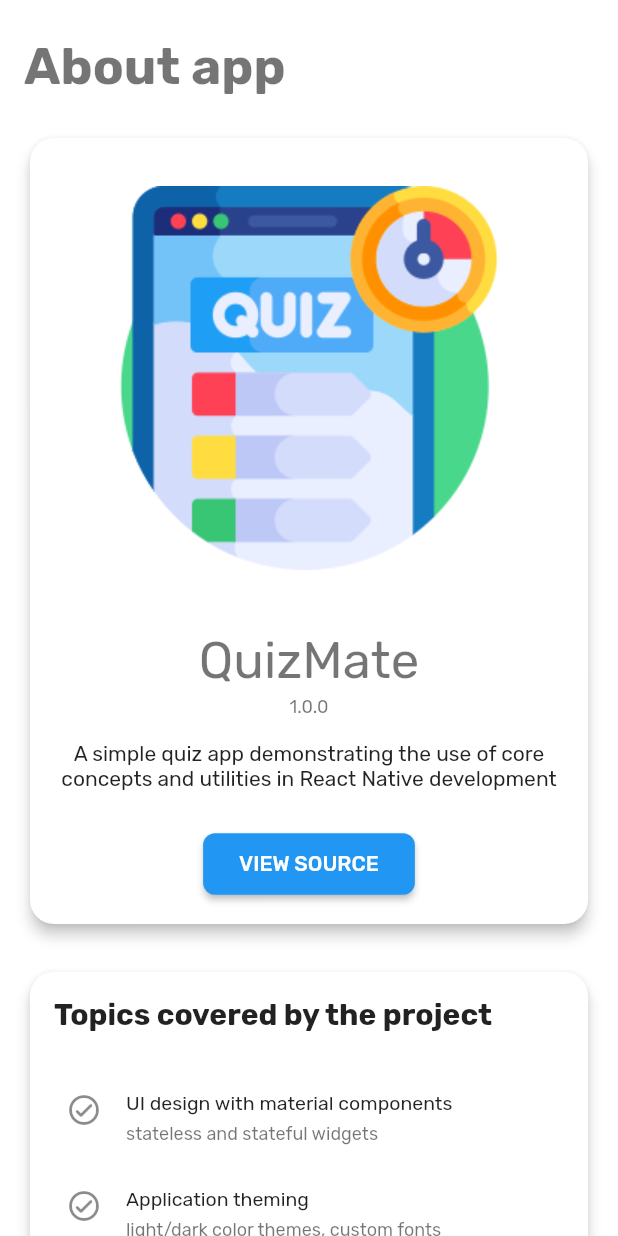
After one commit to sudeera-sj/quizmate_flutter, a Flutter app: the screen it shows after launch, after a tap on the "info" icon, on a phone screen of 412 x 824 dp. The commit adds this screen. Run offline on Flutter 3.47's test engine with Material 2 defaults, Android fonts, the phone set to English and light mode, and no system bars; our stand-ins replace bloc, dio, dropdown_search, flutter_bloc, google_fonts, html_unescape and 3 more; network calls fail.

Commit message:
Completed the about app screen

```diff
--- a/lib/ui/components/rounded_button.dart
+++ b/lib/ui/components/rounded_button.dart
@@ -29,8 +29,11 @@ class RoundedButton extends StatelessWidget {
         child: Padding(
           padding: EdgeInsets.symmetric(vertical: 12, horizontal: 8),
           child: Text(
-            _label,
-            style: theme.textTheme.button!.copyWith(color: Colors.white, fontSize: 18),
+            _label.toUpperCase(),
+            style: theme.textTheme.button!.copyWith(
+              color: Colors.white,
+              fontSize: 14,
+            ),
           ),
         ),
       );
@@ -45,8 +48,11 @@ class RoundedButton extends StatelessWidget {
         child: Padding(
           padding: EdgeInsets.symmetric(vertical: 12, horizontal: 8),
           child: Text(
-            _label,
-            style: theme.textTheme.button!.copyWith(color: Colors.white, fontSize: 18),
+            _label.toUpperCase(),
+            style: theme.textTheme.button!.copyWith(
+              color: Colors.white,
+              fontSize: 14,
+            ),
           ),
         ),
       );
--- /dev/null
+++ b/lib/ui/screens/about_app.dart
@@ -0,0 +1,327 @@
+import 'package:flutter/material.dart';
+import 'package:package_info_plus/package_info_plus.dart';
+import 'package:quizmate_flutter/ui/components/rounded_button.dart';
+import 'package:url_launcher/url_launcher.dart';
+
+/// This screen displays information about this app.
+/// Includes details about the technologies and concepts used to develop the application,
+/// as well as information about the license credits.
+class AboutApp extends StatelessWidget {
+  static Route route() => MaterialPageRoute(builder: (_) => const AboutApp._());
+
+  const AboutApp._({Key? key}) : super(key: key);
+
+  @override
+  Widget build(BuildContext context) {
+    final theme = Theme.of(context);
+
+    return Scaffold(
+      backgroundColor: theme.backgroundColor,
+      body: SafeArea(
+        child: SingleChildScrollView(
+          padding: const EdgeInsets.symmetric(horizontal: 16, vertical: 24),
+          child: Column(
+            mainAxisAlignment: MainAxisAlignment.start,
+            crossAxisAlignment: CrossAxisAlignment.stretch,
+            children: [
+              Text(
+                'About app',
+                style: theme.textTheme.headline4!.copyWith(fontWeight: FontWeight.w700),
+              ),
+              const SizedBox(height: 24),
+              const _Overview(),
+              const SizedBox(height: 24),
+              const _TopicsAndConcepts(),
+              const SizedBox(height: 24),
+              const _ToolsResourcesAndLibraries(),
+              const SizedBox(height: 24),
+              const _Credits(),
+            ],
+          ),
+        ),
+      ),
+    );
+  }
+}
+
+class _Overview extends StatelessWidget {
+  const _Overview({Key? key}) : super(key: key);
+
+  @override
+  Widget build(BuildContext context) {
+    final theme = Theme.of(context);
+
+    return Card(
+      elevation: 4,
+      shape: RoundedRectangleBorder(
+        borderRadius: BorderRadius.circular(16),
+      ),
+      child: Padding(
+        padding: const EdgeInsets.all(16),
+        child: Column(
+          crossAxisAlignment: CrossAxisAlignment.center,
+          children: [
+            Padding(
+              padding: const EdgeInsets.all(16),
+              child: Image.asset(
+                'assets/app_icon/icon-256.png',
+                fit: BoxFit.contain,
+              ),
+            ),
+            const SizedBox(height: 24),
+            Text(
+              'QuizMate',
+              style: theme.textTheme.headline4,
+            ),
+            const SizedBox(height: 4),
+            FutureBuilder<PackageInfo>(
+              future: PackageInfo.fromPlatform(),
+              builder: (_, snapshot) {
+                if (snapshot.hasData) {
+                  return Text(
+                    snapshot.data!.version,
+                    style: theme.textTheme.caption,
+                  );
+                } else {
+                  return SizedBox(height: 4);
+                }
+              },
+            ),
+            const SizedBox(height: 16),
+            Text(
+              'A simple quiz app demonstrating the use of core concepts and'
+              ' utilities in React Native development',
+              textAlign: TextAlign.center,
+              style: theme.textTheme.bodyText2,
+            ),
+            const SizedBox(height: 24),
+            RoundedButton.filled(
+              label: 'View source',
+              onPressed: () async => await launch('https://github.com/SudeeraSJ/quizmate_flutter'),
+            ),
+          ],
+        ),
+      ),
+    );
+  }
+}
+
+class _TopicsAndConcepts extends StatelessWidget {
+  const _TopicsAndConcepts({Key? key}) : super(key: key);
+
+  @override
+  Widget build(BuildContext context) {
+    final theme = Theme.of(context);
+
+    return Card(
+      elevation: 4,
+      shape: RoundedRectangleBorder(
+        borderRadius: BorderRadius.circular(16),
+      ),
+      child: Padding(
+        padding: const EdgeInsets.all(16),
+        child: Column(
+          crossAxisAlignment: CrossAxisAlignment.start,
+          children: [
+            Text(
+              'Topics covered by the project',
+              style: theme.textTheme.headline6!.copyWith(
+                fontWeight: FontWeight.bold,
+              ),
+            ),
+            const SizedBox(height: 24),
+            ListView(
+              physics: const NeverScrollableScrollPhysics(),
+              shrinkWrap: true,
+              children: [
+                _createListItem(
+                  title: 'UI design with material components',
+                  subtitle: 'stateless and stateful widgets',
+                ),
+                _createListItem(
+                  title: 'Application theming',
+                  subtitle: 'light/dark color themes, custom fonts',
+                ),
+                _createListItem(
+                  title: 'State management',
+                  subtitle: 'local and global state',
+                ),
+                _createListItem(
+                  title: 'Navigation',
+                  subtitle: 'routing with Flutter navigator',
+                ),
+                _createListItem(
+                  title: 'API access',
+                  subtitle: 'http requests and responses',
+                ),
+                _createListItem(
+                  title: 'Dart extensions',
+                  subtitle: 'adding functionality on existing types',
+                ),
+                _createListItem(
+                  title: 'Object immutability',
+                  subtitle: 'thread-safe, unchanging objects',
+                ),
+              ],
+            )
+          ],
+        ),
+      ),
+    );
+  }
+
+  ListTile _createListItem({required String title, required String subtitle}) {
+    return ListTile(
+      leading: const Icon(Icons.check_circle_outline_rounded),
+      horizontalTitleGap: 0,
+      dense: true,
+      contentPadding: const EdgeInsets.symmetric(horizontal: 8),
+      title: Text(title),
+      subtitle: Text(subtitle),
+    );
+  }
+}
+
+class _ToolsResourcesAndLibraries extends StatelessWidget {
+  const _ToolsResourcesAndLibraries({Key? key}) : super(key: key);
+
+  @override
+  Widget build(BuildContext context) {
+    final theme = Theme.of(context);
+
+    return Card(
+      elevation: 4,
+      shape: RoundedRectangleBorder(
+        borderRadius: BorderRadius.circular(16),
+      ),
+      child: Padding(
+        padding: const EdgeInsets.all(16),
+        child: Column(
+          crossAxisAlignment: CrossAxisAlignment.start,
+          children: [
+            Text(
+              'Tools and resources',
+              style: theme.textTheme.headline6!.copyWith(
+                fontWeight: FontWeight.bold,
+              ),
+            ),
+            const SizedBox(height: 24),
+            ListView(
+              physics: const NeverScrollableScrollPhysics(),
+              shrinkWrap: true,
+              children: [
+                _createListItem(
+                  title: 'Android studio',
+                  url: 'https://developer.android.com/studio',
+                ),
+                _createListItem(
+                  title: 'BLoC and Flutter BLoC',
+                  url: 'https://bloclibrary.dev/#/',
+                ),
+                _createListItem(
+                  title: 'Dio HTTP client',
+                  url: 'https://pub.dev/packages/dio',
+                ),
+                _createListItem(
+                  title: 'Google fonts',
+                  url: 'https://pub.dev/packages/google_fonts',
+                ),
+                _createListItem(
+                  title: 'Syncfusion Flutter widgets',
+                  url: 'https://github.com/syncfusion/flutter-widgets',
+                ),
+              ],
+            ),
+          ],
+        ),
+      ),
+    );
+  }
+
+  ListTile _createListItem({required String title, required String url}) {
+    return ListTile(
+      leading: const Icon(Icons.library_books_rounded),
+      horizontalTitleGap: 0,
+      dense: true,
+      title: Text(title),
+      contentPadding: const EdgeInsets.symmetric(horizontal: 8),
+      minVerticalPadding: 0,
+      onTap: () async => await launch(url),
+      trailing: const Icon(Icons.open_in_browser_rounded),
+    );
+  }
+}
+
+class _Credits extends StatelessWidget {
+  const _Credits({Key? key}) : super(key: key);
+
+  @override
+  Widget build(BuildContext context) {
+    final theme = Theme.of(context);
+
+    return Card(
+      elevation: 4,
+      shape: RoundedRectangleBorder(
+        borderRadius: BorderRadius.circular(16),
+      ),
+      child: Padding(
+        padding: const EdgeInsets.all(16),
+        child: Column(
+          crossAxisAlignment: CrossAxisAlignment.start,
+          children: [
+            Text(
+              'Credits',
+              style: theme.textTheme.headline6!.copyWith(
+                fontWeight: FontWeight.bold,
+              ),
+            ),
+            const SizedBox(height: 24),
+            ListView(
+              physics: const NeverScrollableScrollPhysics(),
+              shrinkWrap: true,
+              children: [
+                _createListItem(
+                  icon: Icons.code_rounded,
+                  title: 'Application developed by',
+                  subtitle: 'Sudeera Sandaruwan Jayasinghe - Colombo, Sri Lanka',
+                  url: 'https://www.linkedin.com/in/sudeerasandaruwan/',
+                ),
+                _createListItem(
+                  icon: Icons.format_paint_rounded,
+                  title: 'Application icon',
+                  subtitle: 'Designed by Freepik from flaticon.com',
+                  url: 'https://www.flaticon.com/authors/freepik',
+                ),
+                _createListItem(
+                  icon: Icons.format_paint_rounded,
+                  title: 'Application cover image',
+                  subtitle: 'Designed by dashu83 from freepik.com',
+                  url: 'https://www.freepik.com/dashu83',
+                ),
+              ],
+            ),
+          ],
+        ),
+      ),
+    );
+  }
+
+  ListTile _createListItem({
+    required IconData icon,
+    required String title,
+    required String subtitle,
+    required String url,
+  }) {
+    return ListTile(
+      leading: Icon(icon),
+      horizontalTitleGap: 0,
+      dense: true,
+      title: Text(title),
+      subtitle: Text(subtitle),
+      contentPadding: const EdgeInsets.symmetric(horizontal: 8),
+      minVerticalPadding: 0,
+      onTap: () async => await launch(url),
+      trailing: const Icon(Icons.open_in_browser_rounded),
+    );
+  }
+}
--- a/lib/ui/screens/home.dart
+++ b/lib/ui/screens/home.dart
@@ -6,6 +6,7 @@ import 'package:quizmate_flutter/bloc/category/category_bloc.dart';
 import 'package:quizmate_flutter/bloc/category/category_state.dart';
 import 'package:quizmate_flutter/models/util/task_progress.dart';
 import 'package:quizmate_flutter/ui/components/rounded_button.dart';
+import 'package:quizmate_flutter/ui/screens/about_app.dart';
 import 'package:quizmate_flutter/ui/screens/quiz_creator.dart';
 
 /// Created by Sudeera Sandaruwan
@@ -61,7 +62,7 @@ class Home extends StatelessWidget {
                                   padding: const EdgeInsets.only(top: 16, right: 16),
                                   splashRadius: 8,
                                   color: Colors.white,
-                                  onPressed: () {},
+                                  onPressed: () => Navigator.push(context, AboutApp.route()),
                                 ),
                               ],
                             ),
@@ -119,9 +120,7 @@ class _FooterContent extends StatelessWidget {
         if (state.progress == TaskProgress.success) {
           return RoundedButton.filled(
             label: "Start a new Quiz",
-            onPressed: () {
-              Navigator.of(context).push(QuizCreator.route());
-            },
+            onPressed: () => Navigator.push(context, QuizCreator.route()),
           );
         } else {
           return Column(
--- a/pubspec.yaml
+++ b/pubspec.yaml
@@ -17,7 +17,7 @@ dependencies:
 
   dio: ^4.0.0
   shared_preferences: ^2.0.6
-  flutter_bloc: ^7.0.1
+  flutter_bloc: ^7.1.0
   equatable: ^2.0.3
   persistent_bottom_nav_bar: ^4.0.2
   rxdart: ^0.27.1
@@ -26,6 +26,8 @@ dependencies:
   intl: ^0.17.0
   syncfusion_flutter_sliders: ^19.2.49
   syncfusion_flutter_charts: ^19.2.49
+  package_info_plus: ^1.0.4
+  url_launcher: ^6.0.9
 
 
 dev_dependencies:
```
Also changed, not shown: pubspec.lock.
